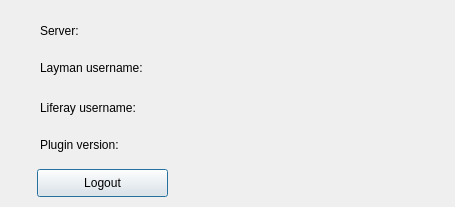
Above: dlg_userInfo.ui from LESPROJEKT/qgis-layman-plugin before the change. Below: the same form after it.
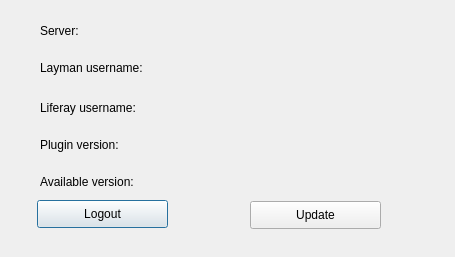
That is the form after the change.

```diff
--- a/dlg_userInfo.ui
+++ b/dlg_userInfo.ui
@@ -10,19 +10,19 @@
     <x>0</x>
     <y>0</y>
     <width>455</width>
-    <height>207</height>
+    <height>257</height>
    </rect>
   </property>
   <property name="minimumSize">
    <size>
     <width>455</width>
-    <height>207</height>
+    <height>257</height>
    </size>
   </property>
   <property name="maximumSize">
    <size>
     <width>455</width>
-    <height>207</height>
+    <height>257</height>
    </size>
   </property>
   <property name="windowTitle">
@@ -84,7 +84,7 @@
    <property name="geometry">
     <rect>
      <x>37</x>
-     <y>169</y>
+     <y>200</y>
      <width>131</width>
      <height>28</height>
     </rect>
@@ -145,6 +145,45 @@
     <string/>
    </property>
   </widget>
+  <widget class="QPushButton" name="pushButton_update">
+   <property name="geometry">
+    <rect>
+     <x>250</x>
+     <y>201</y>
+     <width>131</width>
+     <height>28</height>
+    </rect>
+   </property>
+   <property name="text">
+    <string>Update</string>
+   </property>
+  </widget>
+  <widget class="QLabel" name="label_5">
+   <property name="geometry">
+    <rect>
+     <x>40</x>
+     <y>174</y>
+     <width>111</width>
+     <height>16</height>
+    </rect>
+   </property>
+   <property name="text">
+    <string>Available version:</string>
+   </property>
+  </widget>
+  <widget class="QLabel" name="label_avversion">
+   <property name="geometry">
+    <rect>
+     <x>200</x>
+     <y>174</y>
+     <width>191</width>
+     <height>16</height>
+    </rect>
+   </property>
+   <property name="text">
+    <string/>
+   </property>
+  </widget>
  </widget>
  <resources/>
  <connections/>
```
